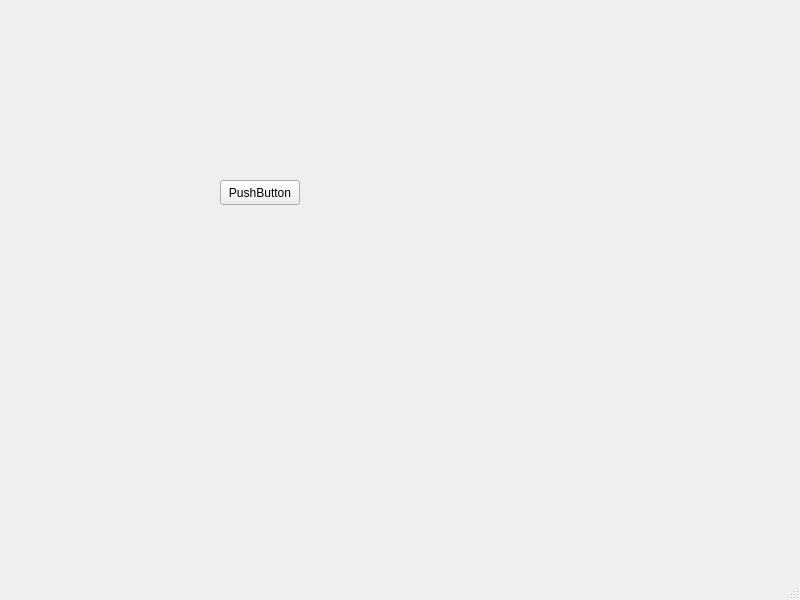
First picture: the form in sources/PacMan/vueprofil.ui, repository Vinspi/PacMan, before the edit.
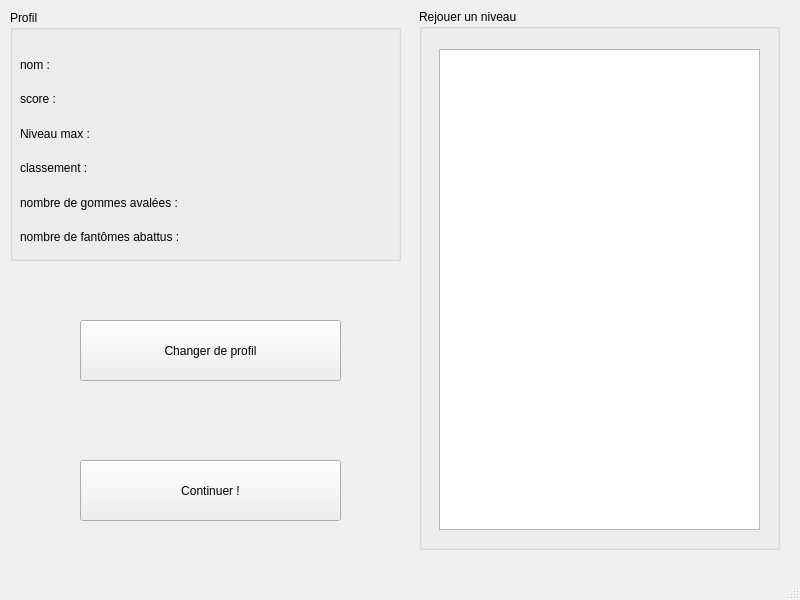
Second picture: the form after the edit.

Commit message: avancé interface graphique profil

The edit to the form file:
```diff
--- a/sources/PacMan/vueprofil.ui
+++ b/sources/PacMan/vueprofil.ui
@@ -10,21 +10,136 @@
     <height>600</height>
    </rect>
   </property>
+  <property name="minimumSize">
+   <size>
+    <width>800</width>
+    <height>600</height>
+   </size>
+  </property>
+  <property name="maximumSize">
+   <size>
+    <width>800</width>
+    <height>600</height>
+   </size>
+  </property>
   <property name="windowTitle">
    <string>MainWindow</string>
   </property>
   <widget class="QWidget" name="centralwidget">
+   <widget class="QGroupBox" name="groupBox">
+    <property name="geometry">
+     <rect>
+      <x>10</x>
+      <y>10</y>
+      <width>391</width>
+      <height>251</height>
+     </rect>
+    </property>
+    <property name="title">
+     <string>Profil</string>
+    </property>
+    <widget class="QWidget" name="verticalLayoutWidget">
+     <property name="geometry">
+      <rect>
+       <x>10</x>
+       <y>40</y>
+       <width>371</width>
+       <height>201</height>
+      </rect>
+     </property>
+     <layout class="QVBoxLayout" name="verticalLayout">
+      <item>
+       <widget class="QLabel" name="nom">
+        <property name="text">
+         <string>nom : </string>
+        </property>
+       </widget>
+      </item>
+      <item>
+       <widget class="QLabel" name="score">
+        <property name="text">
+         <string>score : </string>
+        </property>
+       </widget>
+      </item>
+      <item>
+       <widget class="QLabel" name="niv_max">
+        <property name="text">
+         <string>Niveau max : </string>
+        </property>
+       </widget>
+      </item>
+      <item>
+       <widget class="QLabel" name="classement">
+        <property name="text">
+         <string>classement : </string>
+        </property>
+       </widget>
+      </item>
+      <item>
+       <widget class="QLabel" name="gomme_av">
+        <property name="text">
+         <string>nombre de gommes avalées : </string>
+        </property>
+       </widget>
+      </item>
+      <item>
+       <widget class="QLabel" name="fantom_abattus">
+        <property name="text">
+         <string>nombre de fantômes abattus : </string>
+        </property>
+       </widget>
+      </item>
+     </layout>
+    </widget>
+   </widget>
+   <widget class="QGroupBox" name="groupBox_2">
+    <property name="geometry">
+     <rect>
+      <x>419</x>
+      <y>9</y>
+      <width>361</width>
+      <height>541</height>
+     </rect>
+    </property>
+    <property name="title">
+     <string>Rejouer un niveau</string>
+    </property>
+    <widget class="QListWidget" name="listWidget">
+     <property name="geometry">
+      <rect>
+       <x>20</x>
+       <y>40</y>
+       <width>321</width>
+       <height>481</height>
+      </rect>
+     </property>
+    </widget>
+   </widget>
    <widget class="QPushButton" name="pushButton">
     <property name="geometry">
      <rect>
-      <x>220</x>
-      <y>180</y>
-      <width>80</width>
-      <height>25</height>
+      <x>80</x>
+      <y>460</y>
+      <width>261</width>
+      <height>61</height>
      </rect>
     </property>
     <property name="text">
-     <string>PushButton</string>
+     <string>Continuer !</string>
+    </property>
+   </widget>
+   <widget class="QPushButton" name="pushButton_2">
+    <property name="geometry">
+     <rect>
+      <x>80</x>
+      <y>320</y>
+      <width>261</width>
+      <height>61</height>
+     </rect>
+    </property>
+    <property name="text">
+     <string>Changer de profil</string>
     </property>
    </widget>
   </widget>
```
The commit also changes 5 other files.
